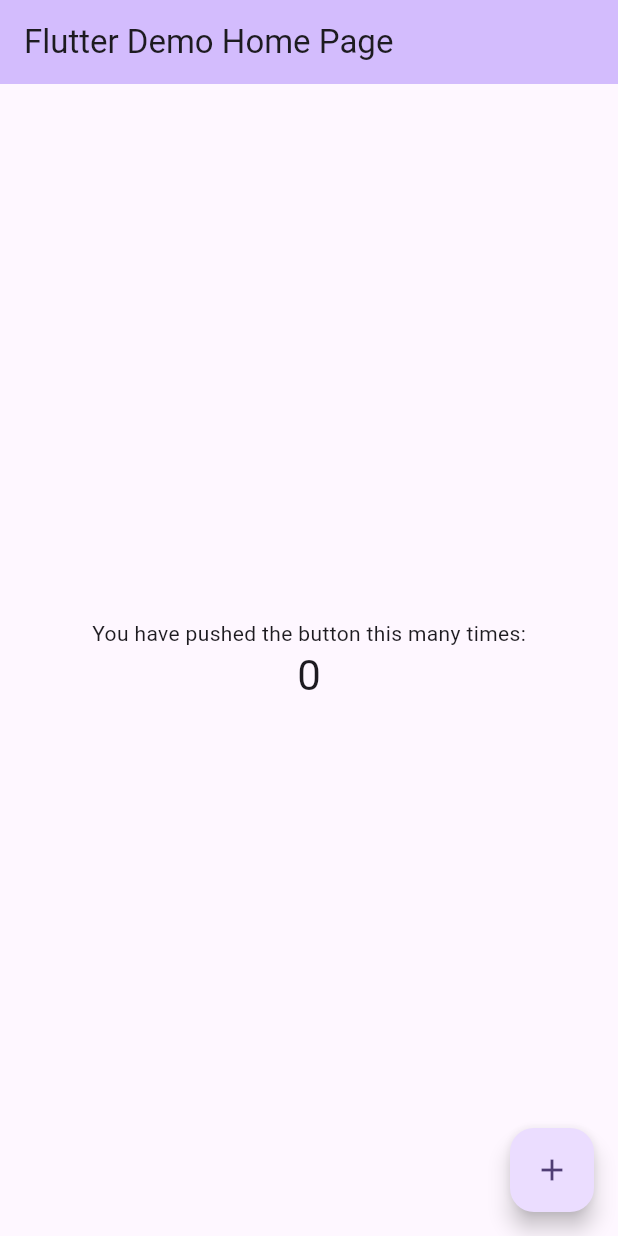
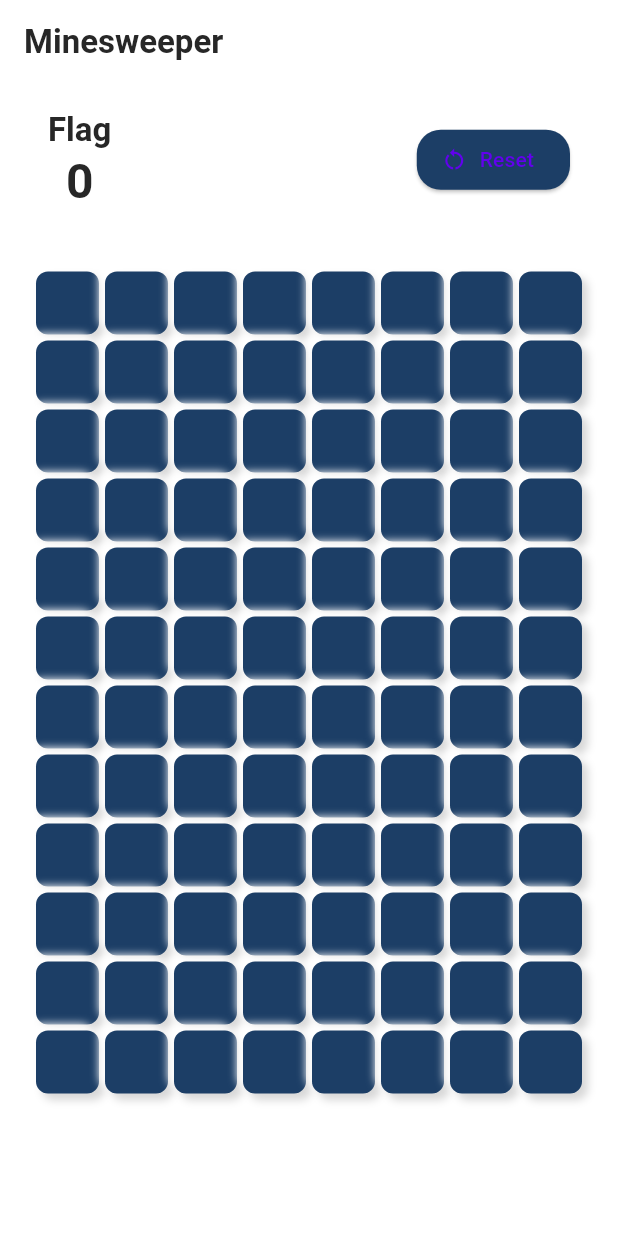
Before and after one commit to ChaoZiK/MinesweeperApp, a Flutter app: the screen it shows after launch, on a phone screen of 412 x 824 dp. Run offline on Flutter 3.47's test engine with Material 3 defaults, Android fonts, the phone set to English and light mode, and no system bars; our stand-ins replace go_router.

Commit message:
update home page

```diff
--- /dev/null
+++ b/lib/core/route/app_route.dart
@@ -0,0 +1,20 @@
+import 'package:minesweeperapp/core/route/app_route_name.dart';
+import 'package:go_router/go_router.dart';
+import 'package:minesweeperapp/feature/home/home_page.dart';
+
+class AppRoute {
+  AppRoute._();
+
+  static final GoRouter router = GoRouter(
+    initialLocation: "/home",
+    routes: [
+      GoRoute(
+        name: AppRouteName.home,
+        path: "/home",
+        builder: (context, state) {
+          return const HomePage();
+        },
+      ),
+    ],
+  );
+}
--- /dev/null
+++ b/lib/core/route/app_route_name.dart
@@ -0,0 +1,5 @@
+class AppRouteName {
+  AppRouteName._();
+
+  static String home = "home";
+}
--- /dev/null
+++ b/lib/core/theme/app_color.dart
@@ -0,0 +1,31 @@
+import 'package:flutter/material.dart';
+
+class AppColor {
+  AppColor._();
+
+  static Color primaryColor = const Color(0xFF1C3E66);
+  static Color secondaryColor = const Color.fromARGB(255, 215, 170, 34);
+  static Color white = const Color(0xFFFFFFFF);
+  static Color black = const Color(0xFF000000);
+  static Color blackGrey = const Color.fromARGB(255, 39, 39, 39);
+  static Color backgroundBlack = const Color.fromARGB(255, 37, 37, 37);
+  static Color backgroundWhite = const Color.fromARGB(255, 255, 255, 255);
+  static Color backgroundBlue = const Color.fromARGB(255, 236, 246, 255);
+  static Color lightGray = const Color.fromARGB(255, 215, 215, 215);
+
+  static MaterialColor primarySwatch = const MaterialColor(
+    0xFF1C3E66,
+    {
+      50: Color(0xFF8e9fb3),
+      100: Color(0xFF778ba3),
+      200: Color(0xFF607894),
+      300: Color(0xFF496585),
+      400: Color(0xFF335175),
+      500: Color(0xFF1C3E66),
+      600: Color(0xFF19385c),
+      700: Color(0xFF163252),
+      800: Color(0xFF142b47),
+      900: Color(0xFF11253d),
+    },
+  );
+}
--- /dev/null
+++ b/lib/core/theme/app_textsyle.dart
@@ -0,0 +1,160 @@
+import 'package:flutter/material.dart';
+import 'package:minesweeperapp/core/theme/app_color.dart';
+
+class AppTextStyle {
+  AppTextStyle._();
+
+  static TextStyle displayLarge = TextStyle(
+    color: AppColor.blackGrey,
+    fontSize: 57,
+    fontWeight: FontWeight.bold,
+  );
+
+  static TextStyle displayMedium = TextStyle(
+    color: AppColor.blackGrey,
+    fontSize: 45,
+    fontWeight: FontWeight.bold,
+  );
+
+  static TextStyle displaySmall = TextStyle(
+    color: AppColor.blackGrey,
+    fontSize: 36,
+    fontWeight: FontWeight.bold,
+  );
+
+  static TextStyle headlineLarge = TextStyle(
+    color: AppColor.blackGrey,
+    fontSize: 32,
+    fontWeight: FontWeight.bold,
+  );
+
+  static TextStyle headlineMedium = TextStyle(
+    color: AppColor.blackGrey,
+    fontSize: 28,
+    fontWeight: FontWeight.bold,
+  );
+
+  static TextStyle headlineSmall = TextStyle(
+    color: AppColor.blackGrey,
+    fontSize: 22,
+    fontWeight: FontWeight.bold,
+  );
+
+  static TextStyle titleLarge = TextStyle(
+    fontWeight: FontWeight.bold,
+    color: AppColor.blackGrey,
+    fontSize: 22,
+  );
+
+  static TextStyle titleMedium = TextStyle(
+    fontWeight: FontWeight.bold,
+    color: AppColor.blackGrey,
+    fontSize: 18,
+  );
+
+  static TextStyle titleSmall = TextStyle(
+    fontWeight: FontWeight.bold,
+    color: AppColor.blackGrey,
+    fontSize: 14,
+  );
+
+  static TextStyle labelLarge = TextStyle(
+    color: AppColor.blackGrey,
+    fontSize: 14,
+  );
+  static TextStyle labelMedium = TextStyle(
+    color: AppColor.blackGrey,
+    fontSize: 12,
+  );
+
+  static TextStyle labelSmall = TextStyle(
+    color: AppColor.blackGrey,
+    fontSize: 11,
+  );
+  static TextStyle bodyLarge = TextStyle(
+    fontWeight: FontWeight.bold,
+    color: AppColor.blackGrey,
+    fontSize: 16,
+  );
+
+  static TextStyle bodyMedium = TextStyle(
+    color: AppColor.blackGrey,
+    fontSize: 14,
+  );
+
+  static TextStyle bodySmall = TextStyle(
+    color: AppColor.blackGrey,
+    fontSize: 12,
+  );
+}
+
+Widget textThemeSample(BuildContext context) {
+  return Center(
+    child: Column(
+      mainAxisAlignment: MainAxisAlignment.center,
+      crossAxisAlignment: CrossAxisAlignment.start,
+      children: [
+        Text(
+          "displayLarge",
+          style: Theme.of(context).textTheme.displayLarge,
+        ),
+        Text(
+          "displayMedium",
+          style: Theme.of(context).textTheme.displayMedium,
+        ),
+        Text(
+          "displaySmall",
+          style: Theme.of(context).textTheme.displaySmall,
+        ),
+        Text(
+          "headlineLarge",
+          style: Theme.of(context).textTheme.headlineLarge,
+        ),
+        Text(
+          "headlineMedium",
+          style: Theme.of(context).textTheme.headlineMedium,
+        ),
+        Text(
+          "headlineSmall",
+          style: Theme.of(context).textTheme.headlineSmall,
+        ),
+        Text(
+          "titleLarge",
+          style: Theme.of(context).textTheme.titleLarge,
+        ),
+        Text(
+          "titleMedium",
+          style: Theme.of(context).textTheme.titleMedium,
+        ),
+        Text(
+          "titleSmall",
+          style: Theme.of(context).textTheme.titleSmall,
+        ),
+        Text(
+          "labelLarge",
+          style: Theme.of(context).textTheme.labelLarge,
+        ),
+        Text(
+          "labelMedium",
+          style: Theme.of(context).textTheme.labelMedium,
+        ),
+        Text(
+          "labelSmall",
+          style: Theme.of(context).textTheme.labelSmall,
+        ),
+        Text(
+          "bodyLarge",
+          style: Theme.of(context).textTheme.bodyLarge,
+        ),
+        Text(
+          "bodyMedium",
+          style: Theme.of(context).textTheme.bodyMedium,
+        ),
+        Text(
+          "bodySmall",
+          style: Theme.of(context).textTheme.bodySmall,
+        ),
+      ],
+    ),
+  );
+}
--- /dev/null
+++ b/lib/core/theme/app_theme.dart
@@ -0,0 +1,85 @@
+import 'package:flutter/material.dart';
+import 'package:minesweeperapp/core/theme/app_color.dart';
+import 'package:minesweeperapp/core/theme/app_textsyle.dart';
+
+class AppTheme {
+  static ThemeData light = ThemeData(
+    brightness: Brightness.light,
+    primaryColor: AppColor.primaryColor,
+    colorScheme: const ColorScheme.light(),
+    scaffoldBackgroundColor: AppColor.backgroundWhite,
+    primarySwatch: AppColor.primarySwatch,
+    textTheme: TextTheme(
+      displayLarge: AppTextStyle.displayLarge,
+      displayMedium: AppTextStyle.displayMedium,
+      displaySmall: AppTextStyle.displaySmall,
+      headlineLarge: AppTextStyle.headlineLarge,
+      headlineMedium: AppTextStyle.headlineMedium,
+      headlineSmall: AppTextStyle.headlineSmall,
+      titleLarge: AppTextStyle.titleLarge,
+      titleSmall: AppTextStyle.titleSmall,
+      titleMedium: AppTextStyle.titleMedium,
+      labelLarge: AppTextStyle.labelLarge,
+      labelMedium: AppTextStyle.labelMedium,
+      labelSmall: AppTextStyle.labelSmall,
+      bodyLarge: AppTextStyle.bodyLarge,
+      bodyMedium: AppTextStyle.bodyMedium,
+      bodySmall: AppTextStyle.bodySmall,
+    ),
+  );
+
+  static ThemeData dark = ThemeData(
+    brightness: Brightness.dark,
+    colorScheme: const ColorScheme.dark(),
+    scaffoldBackgroundColor: AppColor.backgroundBlack,
+    primaryColor: AppColor.primaryColor,
+    primarySwatch: AppColor.primarySwatch,
+    textTheme: TextTheme(
+      displayLarge: AppTextStyle.displayLarge.copyWith(
+        color: AppColor.white,
+      ),
+      displayMedium: AppTextStyle.displayMedium.copyWith(
+        color: AppColor.white,
+      ),
+      displaySmall: AppTextStyle.displaySmall.copyWith(
+        color: AppColor.white,
+      ),
+      headlineLarge: AppTextStyle.headlineLarge.copyWith(
+        color: AppColor.white,
+      ),
+      headlineMedium: AppTextStyle.headlineMedium.copyWith(
+        color: AppColor.white,
+      ),
+      headlineSmall: AppTextStyle.headlineSmall.copyWith(
+        color: AppColor.white,
+      ),
+      titleLarge: AppTextStyle.titleLarge.copyWith(
+        color: AppColor.white,
+      ),
+      titleSmall: AppTextStyle.titleSmall.copyWith(
+        color: AppColor.white,
+      ),
+      titleMedium: AppTextStyle.titleMedium.copyWith(
+        color: AppColor.white,
+      ),
+      labelLarge: AppTextStyle.labelLarge.copyWith(
+        color: AppColor.white,
+      ),
+      labelMedium: AppTextStyle.labelMedium.copyWith(
+        color: AppColor.white,
+      ),
+      labelSmall: AppTextStyle.labelSmall.copyWith(
+        color: AppColor.white,
+      ),
+      bodyLarge: AppTextStyle.bodyLarge.copyWith(
+        color: AppColor.white,
+      ),
+      bodyMedium: AppTextStyle.bodyMedium.copyWith(
+        color: AppColor.white,
+      ),
+      bodySmall: AppTextStyle.bodySmall.copyWith(
+        color: AppColor.white,
+      ),
+    ),
+  );
+}
--- /dev/null
+++ b/lib/feature/home/home_page.dart
@@ -0,0 +1,157 @@
+import 'dart:math';
+import 'package:flutter/material.dart';
+import 'package:minesweeperapp/core/theme/app_color.dart';
+
+class HomePage extends StatefulWidget {
+  const HomePage({super.key});
+
+  @override
+  State<HomePage> createState() => _HomePageState();
+}
+
+class _HomePageState extends State<HomePage> {
+  int rows = 12;
+  int columns = 8;
+  int totalMines = 2;
+  List<List<Cell>> grid = [];
+
+  @override
+  void initState() {
+    super.initState();
+    _intializeGrid();
+  }
+
+  void _intializeGrid() {
+    // Initialize grid with empty cells
+    grid = List.generate(
+      rows,
+      (row) => List.generate(columns, (col) => Cell(row: row, col: col)),
+    );
+
+
+  }
+
+  @override
+  Widget build(BuildContext context) {
+    return Scaffold(
+      appBar: AppBar(
+        elevation: 0,
+        backgroundColor: Colors.white,
+        title: Text(
+          'Minesweeper',
+          style: Theme.of(context).textTheme.headlineSmall,
+        ),
+      ),
+      body: ListView(
+        children: [
+          Padding(
+            padding: EdgeInsets.symmetric(horizontal: 32, vertical: 16),
+            child: Row(
+              mainAxisAlignment: MainAxisAlignment.spaceBetween,
+              children: [
+                Column(
+                  children: [
+                    Text(
+                      "Flag",
+                      style: Theme.of(context).textTheme.headlineSmall,
+                    ),
+                    Text("0", style: Theme.of(context).textTheme.headlineLarge),
+                  ],
+                ),
+                ElevatedButton.icon(
+                  onPressed: () {},
+                  icon: const Icon(Icons.restart_alt),
+                  label: const Text("Reset"),
+                  style: ElevatedButton.styleFrom(
+                    backgroundColor: AppColor.primaryColor,
+                    shape: RoundedRectangleBorder(
+                      borderRadius: BorderRadius.circular(16),
+                    ),
+                  ),
+                ),
+              ],
+            ),
+          ),
+          GridView.builder(
+            padding: const EdgeInsets.all(24),
+            physics: const NeverScrollableScrollPhysics(),
+            shrinkWrap: true,
+            itemCount: rows * columns,
+            gridDelegate: SliverGridDelegateWithFixedCrossAxisCount(
+              crossAxisCount: columns,
+              mainAxisSpacing: 4,
+              crossAxisSpacing: 4,
+            ),
+            itemBuilder: (context, index) {
+              final int row = index ~/ columns;
+              final int col = index % columns;
+              final cell = grid[row][col];
+
+              return GestureDetector(
+                child: Container(
+                  decoration: BoxDecoration(
+                    borderRadius: BorderRadius.circular(8),
+                    color:
+                        cell.isOpen
+                            ? Colors.white
+                            : cell.isFlagged
+                            ? AppColor.primarySwatch[100]
+                            : AppColor.primaryColor,
+                    boxShadow: [
+                      BoxShadow(
+                        blurRadius: 4,
+                        offset: const Offset(-4, -4),
+                        color: AppColor.white,
+                      ),
+                      BoxShadow(
+                        blurRadius: 4,
+                        offset: const Offset(4, 4),
+                        color: AppColor.lightGray,
+                      ),
+                    ],
+                  ),
+                  child: Center(
+                    child: Text(
+                      cell.isOpen
+                          ? cell.hasMine
+                              ? '💣'
+                              : '${cell.adjacentMines}'
+                          : cell.isFlagged
+                          ? '🚩'
+                          : '',
+                      style: TextStyle(
+                        fontWeight: FontWeight.bold,
+                        fontSize: cell.isFlagged ? 24 : 18,
+                      ),
+                    ),
+                  ),
+                ),
+              );
+            },
+          ),
+        ],
+      ),
+    );
+  }
+}
+
+class Cell {
+  final int row;
+  final int col;
+
+  bool hasMine;
+  bool isOpen;
+  bool isFlagged;
+
+  /// the sum of surounded mines
+  int adjacentMines;
+
+  Cell({
+    required this.row,
+    required this.col,
+    this.isFlagged = false,
+    this.hasMine = false,
+    this.isOpen = false,
+    this.adjacentMines = 0,
+  });
+}
--- a/lib/main.dart
+++ b/lib/main.dart
@@ -1,122 +1,31 @@
 import 'package:flutter/material.dart';
+import 'package:minesweeperapp/core/route/app_route.dart';
+import 'package:minesweeperapp/core/theme/app_theme.dart';
 
+
+/// Follow me on
+/// Youtube : Dannndi
+/// IG : dannndi.ig
+/// Tiktok : dannndi.tt
+///
+/// Like & Subscribe
 void main() {
+  WidgetsFlutterBinding.ensureInitialized();
   runApp(const MyApp());
 }
 
 class MyApp extends StatelessWidget {
-  const MyApp({super.key});
+  const MyApp({Key? key}) : super(key: key);
 
-  // This widget is the root of your application.
   @override
   Widget build(BuildContext context) {
-    return MaterialApp(
-      title: 'Flutter Demo',
-      theme: ThemeData(
-        // This is the theme of your application.
-        //
-        // TRY THIS: Try running your application with "flutter run". You'll see
-        // the application has a purple toolbar. Then, without quitting the app,
-        // try changing the seedColor in the colorScheme below to Colors.green
-        // and then invoke "hot reload" (save your changes or press the "hot
-        // reload" button in a Flutter-supported IDE, or press "r" if you used
-        // the command line to start the app).
-        //
-        // Notice that the counter didn't reset back to zero; the application
-        // state is not lost during the reload. To reset the state, use hot
-        // restart instead.
-        //
-        // This works for code too, not just values: Most code changes can be
-        // tested with just a hot reload.
-        colorScheme: ColorScheme.fromSeed(seedColor: Colors.deepPurple),
-      ),
-      home: const MyHomePage(title: 'Flutter Demo Home Page'),
+    return MaterialApp.router(
+      debugShowCheckedModeBanner: false,
+      title: "Minesweeper",
+      theme: AppTheme.light,
+      darkTheme: AppTheme.dark,
+      themeMode: ThemeMode.light,
+      routerConfig: AppRoute.router,
     );
   }
 }
-
-class MyHomePage extends StatefulWidget {
-  const MyHomePage({super.key, required this.title});
-
-  // This widget is the home page of your application. It is stateful, meaning
-  // that it has a State object (defined below) that contains fields that affect
-  // how it looks.
-
-  // This class is the configuration for the state. It holds the values (in this
-  // case the title) provided by the parent (in this case the App widget) and
-  // used by the build method of the State. Fields in a Widget subclass are
-  // always marked "final".
-
-  final String title;
-
-  @override
-  State<MyHomePage> createState() => _MyHomePageState();
-}
-
-class _MyHomePageState extends State<MyHomePage> {
-  int _counter = 0;
-
-  void _incrementCounter() {
-    setState(() {
-      // This call to setState tells the Flutter framework that something has
-      // changed in this State, which causes it to rerun the build method below
-      // so that the display can reflect the updated values. If we changed
-      // _counter without calling setState(), then the build method would not be
-      // called again, and so nothing would appear to happen.
-      _counter++;
-    });
-  }
-
-  @override
-  Widget build(BuildContext context) {
-    // This method is rerun every time setState is called, for instance as done
-    // by the _incrementCounter method above.
-    //
-    // The Flutter framework has been optimized to make rerunning build methods
-    // fast, so that you can just rebuild anything that needs updating rather
-    // than having to individually change instances of widgets.
-    return Scaffold(
-      appBar: AppBar(
-        // TRY THIS: Try changing the color here to a specific color (to
-        // Colors.amber, perhaps?) and trigger a hot reload to see the AppBar
-        // change color while the other colors stay the same.
-        backgroundColor: Theme.of(context).colorScheme.inversePrimary,
-        // Here we take the value from the MyHomePage object that was created by
-        // the App.build method, and use it to set our appbar title.
-        title: Text(widget.title),
-      ),
-      body: Center(
-        // Center is a layout widget. It takes a single child and positions it
-        // in the middle of the parent.
-        child: Column(
-          // Column is also a layout widget. It takes a list of children and
-          // arranges them vertically. By default, it sizes itself to fit its
-          // children horizontally, and tries to be as tall as its parent.
-          //
-          // Column has various properties to control how it sizes itself and
-          // how it positions its children. Here we use mainAxisAlignment to
-          // center the children vertically; the main axis here is the vertical
-          // axis because Columns are vertical (the cross axis would be
-          // horizontal).
-          //
-          // TRY THIS: Invoke "debug painting" (choose the "Toggle Debug Paint"
-          // action in the IDE, or press "p" in the console), to see the
-          // wireframe for each widget.
-          mainAxisAlignment: MainAxisAlignment.center,
-          children: <Widget>[
-            const Text('You have pushed the button this many times:'),
-            Text(
-              '$_counter',
-              style: Theme.of(context).textTheme.headlineMedium,
-            ),
-          ],
-        ),
-      ),
-      floatingActionButton: FloatingActionButton(
-        onPressed: _incrementCounter,
-        tooltip: 'Increment',
-        child: const Icon(Icons.add),
-      ), // This trailing comma makes auto-formatting nicer for build methods.
-    );
-  }
-}
```
Also changed, not shown: pubspec.yaml (+8 -15 lines), pubspec.lock.
